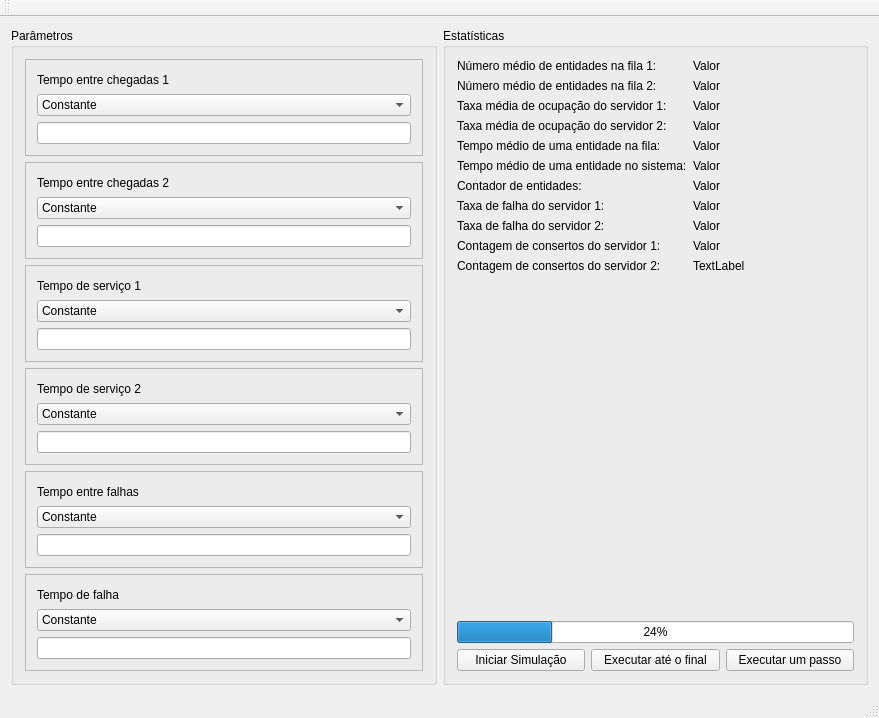
Before: the Qt Designer form qt/modsim/mainwindow.ui in caiopo/INE5425, drawn with Qt 5.
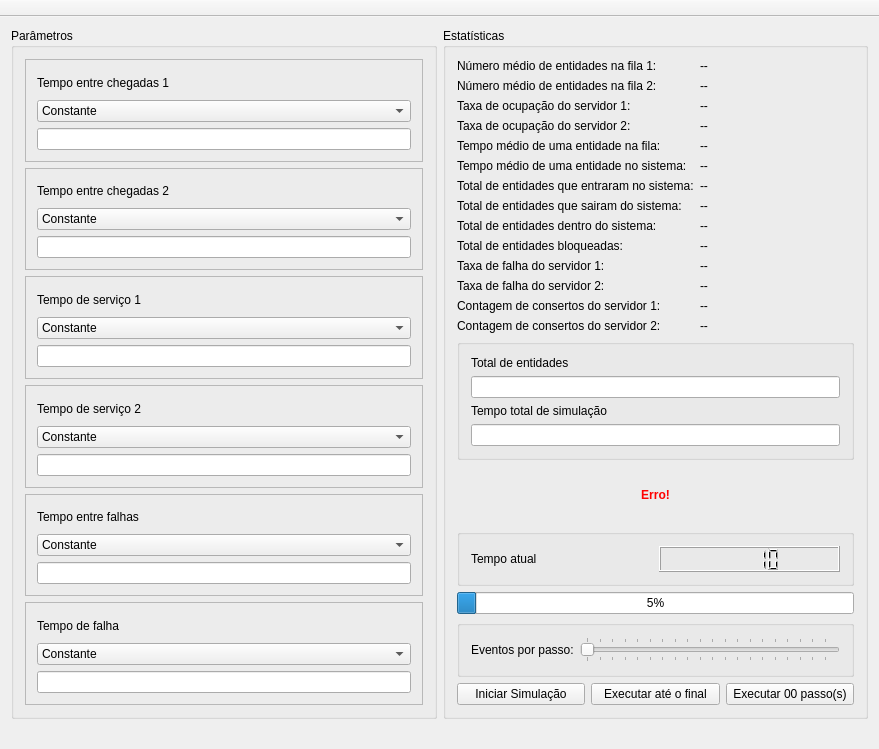
After: the same form once the commit is applied.

```diff
--- a/qt/modsim/mainwindow.ui
+++ b/qt/modsim/mainwindow.ui
@@ -7,9 +7,15 @@
     <x>0</x>
     <y>0</y>
     <width>879</width>
-    <height>718</height>
+    <height>749</height>
    </rect>
   </property>
+  <property name="sizePolicy">
+   <sizepolicy hsizetype="Fixed" vsizetype="Fixed">
+    <horstretch>0</horstretch>
+    <verstretch>0</verstretch>
+   </sizepolicy>
+  </property>
   <property name="windowTitle">
    <string>MainWindow</string>
   </property>
@@ -372,7 +378,7 @@
          <item row="0" column="1">
           <widget class="QLabel" name="mean_entity_in_queue_1">
            <property name="text">
-            <string>Valor</string>
+            <string>--</string>
            </property>
           </widget>
          </item>
@@ -386,35 +392,35 @@
          <item row="1" column="1">
           <widget class="QLabel" name="mean_entity_in_queue_2">
            <property name="text">
-            <string>Valor</string>
+            <string>--</string>
            </property>
           </widget>
          </item>
          <item row="2" column="0">
           <widget class="QLabel" name="label_10">
            <property name="text">
-            <string>Taxa média de ocupação do servidor 1:</string>
+            <string>Taxa de ocupação do servidor 1:</string>
            </property>
           </widget>
          </item>
          <item row="2" column="1">
-          <widget class="QLabel" name="label_13">
+          <widget class="QLabel" name="occupation_rate_1">
            <property name="text">
-            <string>Valor</string>
+            <string>--</string>
            </property>
           </widget>
          </item>
          <item row="3" column="0">
           <widget class="QLabel" name="label_12">
            <property name="text">
-            <string>Taxa média de ocupação do servidor 2:</string>
+            <string>Taxa de ocupação do servidor 2:</string>
            </property>
           </widget>
          </item>
          <item row="3" column="1">
           <widget class="QLabel" name="label_23">
            <property name="text">
-            <string>Valor</string>
+            <string>--</string>
            </property>
           </widget>
          </item>
@@ -426,9 +432,9 @@
           </widget>
          </item>
          <item row="4" column="1">
-          <widget class="QLabel" name="label_9">
+          <widget class="QLabel" name="mean_time_in_queue">
            <property name="text">
-            <string>Valor</string>
+            <string>--</string>
            </property>
           </widget>
          </item>
@@ -440,104 +446,654 @@
           </widget>
          </item>
          <item row="5" column="1">
-          <widget class="QLabel" name="label_19">
+          <widget class="QLabel" name="mean_time_in_system">
            <property name="text">
-            <string>Valor</string>
+            <string>--</string>
            </property>
           </widget>
          </item>
          <item row="6" column="0">
           <widget class="QLabel" name="label_18">
            <property name="text">
-            <string>Contador de entidades:</string>
+            <string>Total de entidades que entraram no sistema:</string>
            </property>
           </widget>
          </item>
          <item row="6" column="1">
-          <widget class="QLabel" name="label_21">
+          <widget class="QLabel" name="entities_entered">
            <property name="text">
-            <string>Valor</string>
+            <string>--</string>
            </property>
           </widget>
          </item>
-         <item row="7" column="0">
+         <item row="10" column="0">
           <widget class="QLabel" name="label_16">
            <property name="text">
             <string>Taxa de falha do servidor 1:</string>
            </property>
           </widget>
          </item>
-         <item row="7" column="1">
-          <widget class="QLabel" name="label_17">
+         <item row="10" column="1">
+          <widget class="QLabel" name="fail_rate_1">
            <property name="text">
-            <string>Valor</string>
+            <string>--</string>
            </property>
           </widget>
          </item>
-         <item row="8" column="0">
+         <item row="11" column="0">
           <widget class="QLabel" name="label_14">
            <property name="text">
             <string>Taxa de falha do servidor 2:</string>
            </property>
           </widget>
          </item>
-         <item row="8" column="1">
-          <widget class="QLabel" name="label_15">
+         <item row="11" column="1">
+          <widget class="QLabel" name="fail_rate_2">
            <property name="text">
-            <string>Valor</string>
+            <string>--</string>
            </property>
           </widget>
          </item>
-         <item row="9" column="0">
+         <item row="12" column="0">
           <widget class="QLabel" name="label_28">
            <property name="text">
             <string>Contagem de consertos do servidor 1:</string>
            </property>
           </widget>
          </item>
-         <item row="9" column="1">
-          <widget class="QLabel" name="label_29">
+         <item row="12" column="1">
+          <widget class="QLabel" name="fix_count_1">
            <property name="text">
-            <string>Valor</string>
+            <string>--</string>
            </property>
           </widget>
          </item>
-         <item row="10" column="0">
+         <item row="13" column="0">
           <widget class="QLabel" name="label_11">
            <property name="text">
             <string>Contagem de consertos do servidor 2:</string>
            </property>
           </widget>
          </item>
-         <item row="10" column="1">
-          <widget class="QLabel" name="label_25">
+         <item row="13" column="1">
+          <widget class="QLabel" name="fix_count_2">
            <property name="text">
-            <string>TextLabel</string>
+            <string>--</string>
+           </property>
+          </widget>
+         </item>
+         <item row="7" column="0">
+          <widget class="QLabel" name="label_9">
+           <property name="text">
+            <string>Total de entidades que sairam do sistema:</string>
+           </property>
+          </widget>
+         </item>
+         <item row="8" column="0">
+          <widget class="QLabel" name="label_13">
+           <property name="text">
+            <string>Total de entidades dentro do sistema:</string>
+           </property>
+          </widget>
+         </item>
+         <item row="7" column="1">
+          <widget class="QLabel" name="entities_left">
+           <property name="text">
+            <string>--</string>
+           </property>
+          </widget>
+         </item>
+         <item row="8" column="1">
+          <widget class="QLabel" name="entities_inside">
+           <property name="text">
+            <string>--</string>
+           </property>
+          </widget>
+         </item>
+         <item row="9" column="0">
+          <widget class="QLabel" name="label_15">
+           <property name="text">
+            <string>Total de entidades bloqueadas:</string>
+           </property>
+          </widget>
+         </item>
+         <item row="9" column="1">
+          <widget class="QLabel" name="entities_blocked">
+           <property name="text">
+            <string>--</string>
            </property>
           </widget>
          </item>
         </layout>
        </item>
        <item>
-        <spacer name="verticalSpacer">
-         <property name="orientation">
-          <enum>Qt::Vertical</enum>
+        <widget class="QGroupBox" name="groupBox_3">
+         <property name="title">
+          <string/>
          </property>
-         <property name="sizeHint" stdset="0">
-          <size>
-           <width>20</width>
-           <height>40</height>
-          </size>
+         <layout class="QVBoxLayout" name="verticalLayout_14">
+          <item>
+           <widget class="QLabel" name="label_19">
+            <property name="text">
+             <string>Total de entidades</string>
+            </property>
+           </widget>
+          </item>
+          <item>
+           <widget class="QLineEdit" name="entity_limit"/>
+          </item>
+          <item>
+           <widget class="QLabel" name="label_21">
+            <property name="text">
+             <string>Tempo total de simulação</string>
+            </property>
+           </widget>
+          </item>
+          <item>
+           <widget class="QLineEdit" name="total_time"/>
+          </item>
+         </layout>
+        </widget>
+       </item>
+       <item>
+        <widget class="QLabel" name="error">
+         <property name="palette">
+          <palette>
+           <active>
+            <colorrole role="WindowText">
+             <brush brushstyle="SolidPattern">
+              <color alpha="255">
+               <red>255</red>
+               <green>0</green>
+               <blue>0</blue>
+              </color>
+             </brush>
+            </colorrole>
+            <colorrole role="Button">
+             <brush brushstyle="SolidPattern">
+              <color alpha="255">
+               <red>255</red>
+               <green>0</green>
+               <blue>0</blue>
+              </color>
+             </brush>
+            </colorrole>
+            <colorrole role="Light">
+             <brush brushstyle="SolidPattern">
+              <color alpha="255">
+               <red>255</red>
+               <green>127</green>
+               <blue>127</blue>
+              </color>
+             </brush>
+            </colorrole>
+            <colorrole role="Midlight">
+             <brush brushstyle="SolidPattern">
+              <color alpha="255">
+               <red>255</red>
+               <green>63</green>
+               <blue>63</blue>
+              </color>
+             </brush>
+            </colorrole>
+            <colorrole role="Dark">
+             <brush brushstyle="SolidPattern">
+              <color alpha="255">
+               <red>127</red>
+               <green>0</green>
+               <blue>0</blue>
+              </color>
+             </brush>
+            </colorrole>
+            <colorrole role="Mid">
+             <brush brushstyle="SolidPattern">
+              <color alpha="255">
+               <red>170</red>
+               <green>0</green>
+               <blue>0</blue>
+              </color>
+             </brush>
+            </colorrole>
+            <colorrole role="Text">
+             <brush brushstyle="SolidPattern">
+              <color alpha="255">
+               <red>255</red>
+               <green>0</green>
+               <blue>0</blue>
+              </color>
+             </brush>
+            </colorrole>
+            <colorrole role="BrightText">
+             <brush brushstyle="SolidPattern">
+              <color alpha="255">
+               <red>255</red>
+               <green>255</green>
+               <blue>255</blue>
+              </color>
+             </brush>
+            </colorrole>
+            <colorrole role="ButtonText">
+             <brush brushstyle="SolidPattern">
+              <color alpha="255">
+               <red>0</red>
+               <green>0</green>
+               <blue>0</blue>
+              </color>
+             </brush>
+            </colorrole>
+            <colorrole role="Base">
+             <brush brushstyle="SolidPattern">
+              <color alpha="255">
+               <red>255</red>
+               <green>255</green>
+               <blue>255</blue>
+              </color>
+             </brush>
+            </colorrole>
+            <colorrole role="Window">
+             <brush brushstyle="SolidPattern">
+              <color alpha="255">
+               <red>255</red>
+               <green>0</green>
+               <blue>0</blue>
+              </color>
+             </brush>
+            </colorrole>
+            <colorrole role="Shadow">
+             <brush brushstyle="SolidPattern">
+              <color alpha="255">
+               <red>0</red>
+               <green>0</green>
+               <blue>0</blue>
+              </color>
+             </brush>
+            </colorrole>
+            <colorrole role="AlternateBase">
+             <brush brushstyle="SolidPattern">
+              <color alpha="255">
+               <red>255</red>
+               <green>127</green>
+               <blue>127</blue>
+              </color>
+             </brush>
+            </colorrole>
+            <colorrole role="ToolTipBase">
+             <brush brushstyle="SolidPattern">
+              <color alpha="255">
+               <red>255</red>
+               <green>255</green>
+               <blue>220</blue>
+              </color>
+             </brush>
+            </colorrole>
+            <colorrole role="ToolTipText">
+             <brush brushstyle="SolidPattern">
+              <color alpha="255">
+               <red>0</red>
+               <green>0</green>
+               <blue>0</blue>
+              </color>
+             </brush>
+            </colorrole>
+           </active>
+           <inactive>
+            <colorrole role="WindowText">
+             <brush brushstyle="SolidPattern">
+              <color alpha="255">
+               <red>255</red>
+               <green>0</green>
+               <blue>0</blue>
+              </color>
+             </brush>
+            </colorrole>
+            <colorrole role="Button">
+             <brush brushstyle="SolidPattern">
+              <color alpha="255">
+               <red>255</red>
+               <green>0</green>
+               <blue>0</blue>
+              </color>
+             </brush>
+            </colorrole>
+            <colorrole role="Light">
+             <brush brushstyle="SolidPattern">
+              <color alpha="255">
+               <red>255</red>
+               <green>127</green>
+               <blue>127</blue>
+              </color>
+             </brush>
+            </colorrole>
+            <colorrole role="Midlight">
+             <brush brushstyle="SolidPattern">
+              <color alpha="255">
+               <red>255</red>
+               <green>63</green>
+               <blue>63</blue>
+              </color>
+             </brush>
+            </colorrole>
+            <colorrole role="Dark">
+             <brush brushstyle="SolidPattern">
+              <color alpha="255">
+               <red>127</red>
+               <green>0</green>
+               <blue>0</blue>
+              </color>
+             </brush>
+            </colorrole>
+            <colorrole role="Mid">
+             <brush brushstyle="SolidPattern">
+              <color alpha="255">
+               <red>170</red>
+               <green>0</green>
+               <blue>0</blue>
+              </color>
+             </brush>
+            </colorrole>
+            <colorrole role="Text">
+             <brush brushstyle="SolidPattern">
+              <color alpha="255">
+               <red>255</red>
+               <green>0</green>
+               <blue>0</blue>
+              </color>
+             </brush>
+            </colorrole>
+            <colorrole role="BrightText">
+             <brush brushstyle="SolidPattern">
+              <color alpha="255">
+               <red>255</red>
+               <green>255</green>
+               <blue>255</blue>
+              </color>
+             </brush>
+            </colorrole>
+            <colorrole role="ButtonText">
+             <brush brushstyle="SolidPattern">
+              <color alpha="255">
+               <red>0</red>
+               <green>0</green>
+               <blue>0</blue>
+              </color>
+             </brush>
+            </colorrole>
+            <colorrole role="Base">
+             <brush brushstyle="SolidPattern">
+              <color alpha="255">
+               <red>255</red>
+               <green>255</green>
+               <blue>255</blue>
+              </color>
+             </brush>
+            </colorrole>
+            <colorrole role="Window">
+             <brush brushstyle="SolidPattern">
+              <color alpha="255">
+               <red>255</red>
+               <green>0</green>
+               <blue>0</blue>
+              </color>
+             </brush>
+            </colorrole>
+            <colorrole role="Shadow">
+             <brush brushstyle="SolidPattern">
+              <color alpha="255">
+               <red>0</red>
+               <green>0</green>
+               <blue>0</blue>
+              </color>
+             </brush>
+            </colorrole>
+            <colorrole role="AlternateBase">
+             <brush brushstyle="SolidPattern">
+              <color alpha="255">
+               <red>255</red>
+               <green>127</green>
+               <blue>127</blue>
+              </color>
+             </brush>
+            </colorrole>
+            <colorrole role="ToolTipBase">
+             <brush brushstyle="SolidPattern">
+              <color alpha="255">
+               <red>255</red>
+               <green>255</green>
+               <blue>220</blue>
+              </color>
+             </brush>
+            </colorrole>
+            <colorrole role="ToolTipText">
+             <brush brushstyle="SolidPattern">
+              <color alpha="255">
+               <red>0</red>
+               <green>0</green>
+               <blue>0</blue>
+              </color>
+             </brush>
+            </colorrole>
+           </inactive>
+           <disabled>
+            <colorrole role="WindowText">
+             <brush brushstyle="SolidPattern">
+              <color alpha="255">
+               <red>127</red>
+               <green>0</green>
+               <blue>0</blue>
+              </color>
+             </brush>
+            </colorrole>
+            <colorrole role="Button">
+             <brush brushstyle="SolidPattern">
+              <color alpha="255">
+               <red>255</red>
+               <green>0</green>
+               <blue>0</blue>
+              </color>
+             </brush>
+            </colorrole>
+            <colorrole role="Light">
+             <brush brushstyle="SolidPattern">
+              <color alpha="255">
+               <red>255</red>
+               <green>127</green>
+               <blue>127</blue>
+              </color>
+             </brush>
+            </colorrole>
+            <colorrole role="Midlight">
+             <brush brushstyle="SolidPattern">
+              <color alpha="255">
+               <red>255</red>
+               <green>63</green>
+               <blue>63</blue>
+              </color>
+             </brush>
+            </colorrole>
+            <colorrole role="Dark">
+             <brush brushstyle="SolidPattern">
+              <color alpha="255">
+               <red>127</red>
+               <green>0</green>
+               <blue>0</blue>
+              </color>
+             </brush>
+            </colorrole>
+            <colorrole role="Mid">
+             <brush brushstyle="SolidPattern">
+              <color alpha="255">
+               <red>170</red>
+               <green>0</green>
+               <blue>0</blue>
+              </color>
+             </brush>
+            </colorrole>
+            <colorrole role="Text">
+             <brush brushstyle="SolidPattern">
+              <color alpha="255">
+               <red>127</red>
+               <green>0</green>
+               <blue>0</blue>
+              </color>
+             </brush>
+            </colorrole>
+            <colorrole role="BrightText">
+             <brush brushstyle="SolidPattern">
+              <color alpha="255">
+               <red>255</red>
+               <green>255</green>
+               <blue>255</blue>
+              </color>
+             </brush>
+            </colorrole>
+            <colorrole role="ButtonText">
+             <brush brushstyle="SolidPattern">
+              <color alpha="255">
+               <red>127</red>
+               <green>0</green>
+               <blue>0</blue>
+              </color>
+             </brush>
+            </colorrole>
+            <colorrole role="Base">
+             <brush brushstyle="SolidPattern">
+              <color alpha="255">
+               <red>255</red>
+               <green>0</green>
+               <blue>0</blue>
+              </color>
+             </brush>
+            </colorrole>
+            <colorrole role="Window">
+             <brush brushstyle="SolidPattern">
+              <color alpha="255">
+               <red>255</red>
+               <green>0</green>
+               <blue>0</blue>
+              </color>
+             </brush>
+            </colorrole>
+            <colorrole role="Shadow">
+             <brush brushstyle="SolidPattern">
+              <color alpha="255">
+               <red>0</red>
+               <green>0</green>
+               <blue>0</blue>
+              </color>
+             </brush>
+            </colorrole>
+            <colorrole role="AlternateBase">
+             <brush brushstyle="SolidPattern">
+              <color alpha="255">
+               <red>255</red>
+               <green>0</green>
+               <blue>0</blue>
+              </color>
+             </brush>
+            </colorrole>
+            <colorrole role="ToolTipBase">
+             <brush brushstyle="SolidPattern">
+              <color alpha="255">
+               <red>255</red>
+               <green>255</green>
+               <blue>220</blue>
+              </color>
+             </brush>
+            </colorrole>
+            <colorrole role="ToolTipText">
+             <brush brushstyle="SolidPattern">
+              <color alpha="255">
+               <red>0</red>
+               <green>0</green>
+               <blue>0</blue>
+              </color>
+             </brush>
+            </colorrole>
+           </disabled>
+          </palette>
          </property>
-        </spacer>
+         <property name="font">
+          <font>
+           <weight>75</weight>
+           <bold>true</bold>
+          </font>
+         </property>
+         <property name="text">
+          <string>Erro!</string>
+         </property>
+         <property name="alignment">
+          <set>Qt::AlignCenter</set>
+         </property>
+        </widget>
+       </item>
+       <item>
+        <widget class="QGroupBox" name="groupBox_4">
+         <property name="title">
+          <string/>
+         </property>
+         <layout class="QHBoxLayout" name="horizontalLayout_4">
+          <item>
+           <widget class="QLabel" name="label_17">
+            <property name="text">
+             <string>Tempo atual</string>
+            </property>
+           </widget>
+          </item>
+          <item>
+           <widget class="QLCDNumber" name="lcd">
+            <property name="intValue" stdset="0">
+             <number>10</number>
+            </property>
+           </widget>
+          </item>
+         </layout>
+        </widget>
        </item>
        <item>
         <widget class="QProgressBar" name="progress_bar">
          <property name="value">
-          <number>24</number>
+          <number>5</number>
          </property>
         </widget>
        </item>
+       <item>
+        <widget class="QGroupBox" name="groupBox_5">
+         <property name="title">
+          <string/>
+         </property>
+         <layout class="QHBoxLayout" name="horizontalLayout">
+          <item>
+           <widget class="QLabel" name="label_5">
+            <property name="text">
+             <string>Eventos por passo:</string>
+            </property>
+           </widget>
+          </item>
+          <item>
+           <widget class="QSlider" name="nsteps">
+            <property name="minimum">
+             <number>1</number>
+            </property>
+            <property name="maximum">
+             <number>99</number>
+            </property>
+            <property name="singleStep">
+             <number>1</number>
+            </property>
+            <property name="orientation">
+             <enum>Qt::Horizontal</enum>
+            </property>
+            <property name="tickPosition">
+             <enum>QSlider::TicksBothSides</enum>
+            </property>
+            <property name="tickInterval">
+             <number>5</number>
+            </property>
+           </widget>
+          </item>
+         </layout>
+        </widget>
+       </item>
        <item>
         <layout class="QHBoxLayout" name="horizontalLayout_2">
          <item>
@@ -557,7 +1113,7 @@
          <item>
           <widget class="QPushButton" name="pushButton">
            <property name="text">
-            <string>Executar um passo</string>
+            <string>Executar 00 passo(s)</string>
            </property>
           </widget>
          </item>
@@ -569,6 +1125,15 @@
    </layout>
   </widget>
   <widget class="QToolBar" name="mainToolBar">
+   <property name="enabled">
+    <bool>false</bool>
+   </property>
+   <property name="movable">
+    <bool>false</bool>
+   </property>
+   <property name="floatable">
+    <bool>false</bool>
+   </property>
    <attribute name="toolBarArea">
     <enum>TopToolBarArea</enum>
    </attribute>
@@ -576,7 +1141,14 @@
     <bool>false</bool>
    </attribute>
   </widget>
-  <widget class="QStatusBar" name="statusBar"/>
+  <widget class="QStatusBar" name="statusBar">
+   <property name="enabled">
+    <bool>false</bool>
+   </property>
+   <property name="sizeGripEnabled">
+    <bool>false</bool>
+   </property>
+  </widget>
  </widget>
  <layoutdefault spacing="6" margin="11"/>
  <resources/>
```
Left out of the diff: 10 changed lines with no effect on the pictures.
